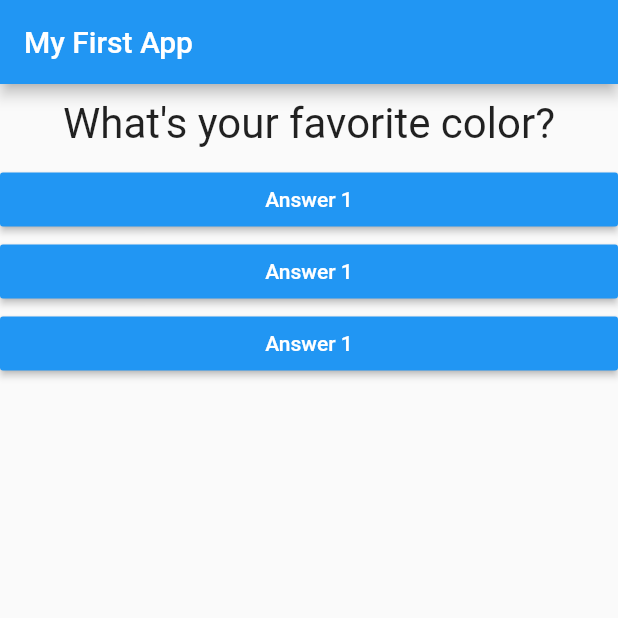
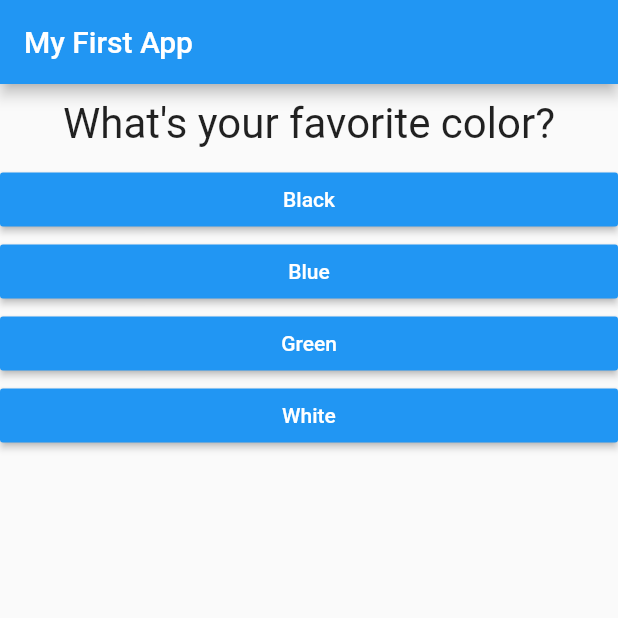
Before and after one commit to pcbimon/flutter_complete_guide, a Flutter app: the screen it shows after launch, on a phone screen of 412 x 824 dp, the top half of it. Run offline on Flutter 3.47's test engine with Material 2 defaults, Android fonts, the phone set to English and light mode, and no system bars.

Commit message:
Add Question and Answer As List Map

```diff
--- a/lib/answer.dart
+++ b/lib/answer.dart
@@ -2,7 +2,8 @@ import 'package:flutter/material.dart';
 
 class Answer extends StatelessWidget {
   final VoidCallback selectHandler;
-  Answer(this.selectHandler);
+  final String answerText;
+  Answer(this.selectHandler,this.answerText);
   @override
   Widget build(BuildContext context) {
     return Container(
@@ -10,7 +11,7 @@ class Answer extends StatelessWidget {
       child: RaisedButton(
         color: Colors.blue,
         textColor: Colors.white,
-        child: Text('Answer 1'),
+        child: Text(answerText),
         onPressed: selectHandler,
       ),
     );
--- a/lib/main.dart
+++ b/lib/main.dart
@@ -11,20 +11,30 @@ class MyApp extends StatefulWidget {
 }
 
 class _MyAppState extends State<MyApp> {
-  var questionIndex = 0;
+  var _questionIndex = 0;
 
   void _answerQuestion() {
     setState(() {
-      questionIndex = questionIndex + 1;
+      _questionIndex = _questionIndex + 1;
     });
-    print(questionIndex);
+    print(_questionIndex);
   }
 
   @override
   Widget build(BuildContext context) {
     var questions = [
-      'What\'s your favorite color?',
-      'What\'s your favorite animal?',
+      {
+        'questionText': 'What\'s your favorite color?',
+        'answers': ['Black', 'Blue', 'Green', 'White']
+      },
+      {
+        'questionText': 'What\'s your favorite animal?',
+        'answers': ['Rabit', 'Snack', 'Elephant', 'Lion']
+      },
+      {
+        'questionText': 'Who\'s your favorite instructor?',
+        'answers': ['Max', 'Max', 'Max', 'Max']
+      }
     ];
     return MaterialApp(
         home: Scaffold(
@@ -33,10 +43,10 @@ class _MyAppState extends State<MyApp> {
       ),
       body: Column(
         children: [
-          Question(questions[questionIndex]),
-          Answer(_answerQuestion),
-          Answer(_answerQuestion),
-          Answer(_answerQuestion),
+          Question(questions[_questionIndex]['questionText'].toString()),
+          ...(questions[_questionIndex]['answers'] as List<String>).map((answer){
+            return Answer(_answerQuestion,answer);
+          }).toList()
         ],
       ),
     ));
```
